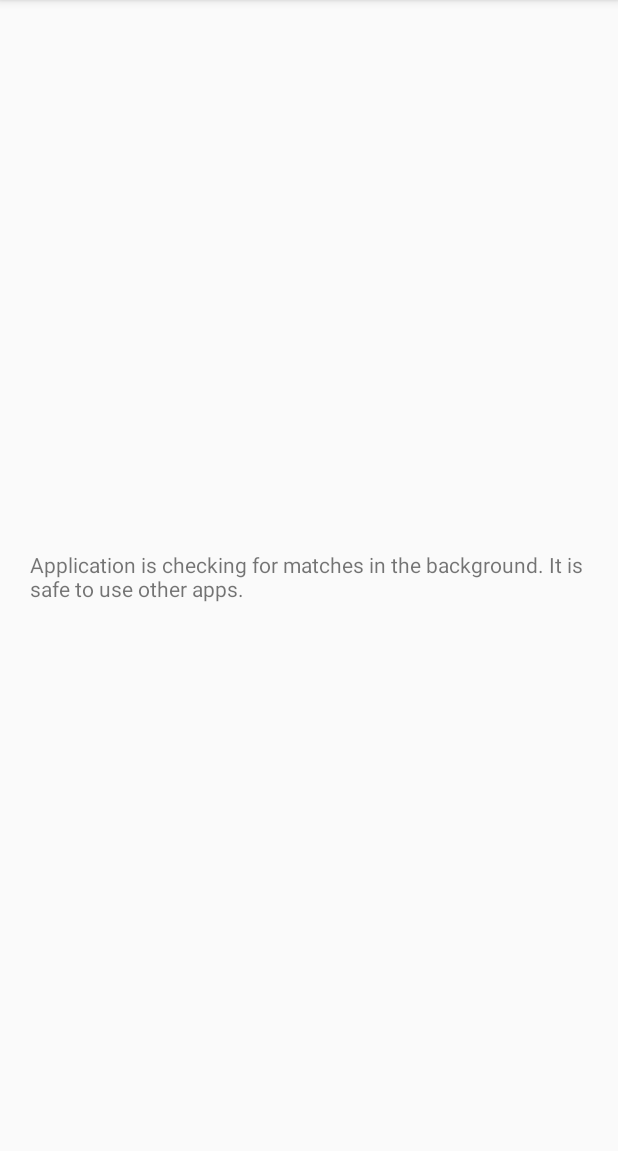
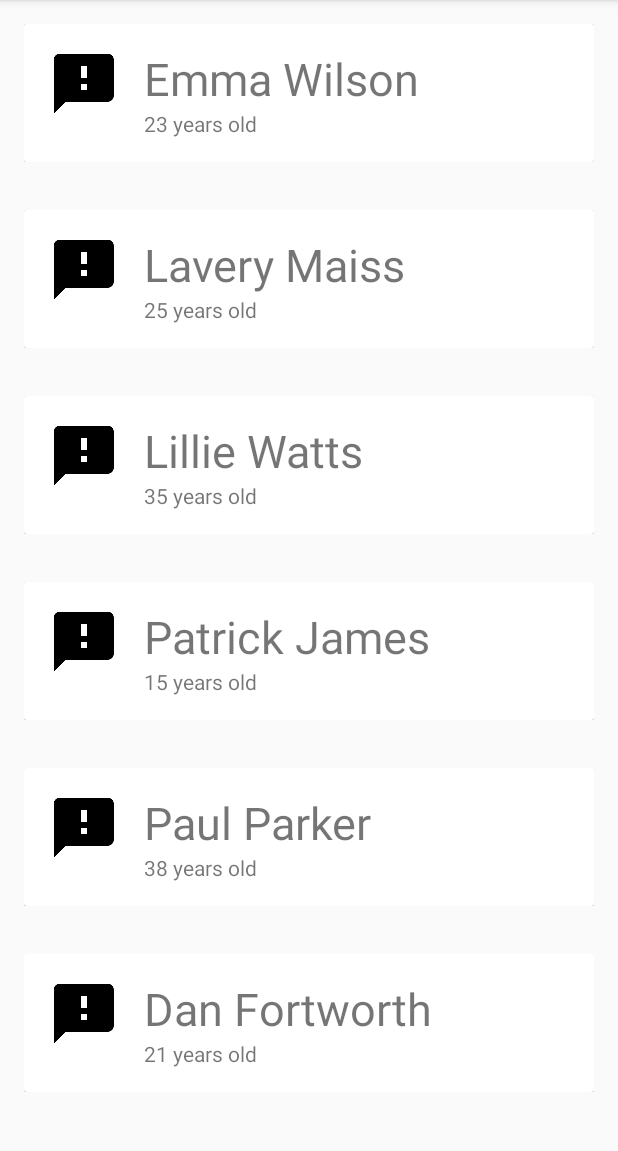
Before and after one commit to prmichaelsen/livebasketball, an Android app: the screen it shows after launch (MainActivity), on a phone screen of 412 x 824 dp, the part 84-1235 px from its top. Run offline under Robolectric (Android 15) with nearby library versions, the phone set to English and light mode, and no system bars.

Commit message:
added recycleview poc

```diff
--- a/android/app/build.gradle
+++ b/android/app/build.gradle
@@ -29,6 +29,8 @@
     compile 'com.android.support.constraint:constraint-layout:1.0.2'
     compile 'com.android.support:design:25.2.0'
     compile 'com.google.android.gms:play-services-gcm:11.0.2'
+    compile 'com.android.support:cardview-v7:25.2.0'
+    compile 'com.android.support:recyclerview-v7:25.2.0'
     testCompile 'junit:junit:4.12'
 }
 
--- a/android/app/src/main/java/com/patrickmichaelsen/livebasketball/MainActivity.java
+++ b/android/app/src/main/java/com/patrickmichaelsen/livebasketball/MainActivity.java
@@ -5,14 +5,20 @@
 import android.support.design.widget.FloatingActionButton;
 import android.support.design.widget.Snackbar;
 import android.support.v7.app.AppCompatActivity;
+import android.support.v7.widget.LinearLayoutManager;
+import android.support.v7.widget.RecyclerView;
 import android.support.v7.widget.Toolbar;
 import android.util.Log;
 import android.view.View;
 import android.view.Menu;
 import android.view.MenuItem;
 
+import java.util.ArrayList;
+import java.util.List;
+
 public class MainActivity extends AppCompatActivity {
 
+    private List<Person> persons;
     @Override
     protected void onCreate(Bundle savedInstanceState) {
         super.onCreate(savedInstanceState);
@@ -22,6 +28,13 @@
 
         Intent i = new Intent(this,RegistrationService.class);
         this.startService(i);
+
+        RecyclerView rv = (RecyclerView)findViewById(R.id.rv);
+        LinearLayoutManager llm = new LinearLayoutManager(getApplicationContext());
+        rv.setLayoutManager(llm);
+        this.initializeData();
+        RVAdapter adapter = new RVAdapter(persons);
+        rv.setAdapter(adapter);
 
         /*
         FloatingActionButton fab = (FloatingActionButton) findViewById(R.id.fab);
@@ -56,4 +69,13 @@
 
         return super.onOptionsItemSelected(item);
     }
+    private void initializeData(){
+        persons = new ArrayList<>();
+        persons.add(new Person("Emma Wilson", "23 years old", R.drawable.ic_feedback_black_48dp));
+        persons.add(new Person("Lavery Maiss", "25 years old", R.drawable.ic_feedback_black_48dp));
+        persons.add(new Person("Lillie Watts", "35 years old", R.drawable.ic_feedback_black_48dp));
+        persons.add(new Person("Patrick James", "15 years old", R.drawable.ic_feedback_black_48dp));
+        persons.add(new Person("Paul Parker", "38 years old", R.drawable.ic_feedback_black_48dp));
+        persons.add(new Person("Dan Fortworth", "21 years old", R.drawable.ic_feedback_black_48dp));
+    }
 }
--- /dev/null
+++ b/android/app/src/main/java/com/patrickmichaelsen/livebasketball/Person.java
@@ -0,0 +1,20 @@
+package com.patrickmichaelsen.livebasketball;
+
+import java.util.ArrayList;
+import java.util.List;
+
+/**
+ * Created by Patrick on 8/20/2017.
+ */
+
+public class Person {
+    String name;
+    String age;
+    int photoId;
+
+    Person(String name, String age, int photoId) {
+        this.name = name;
+        this.age = age;
+        this.photoId = photoId;
+    }
+}
--- /dev/null
+++ b/android/app/src/main/java/com/patrickmichaelsen/livebasketball/RVAdapter.java
@@ -0,0 +1,62 @@
+package com.patrickmichaelsen.livebasketball;
+
+import android.support.v7.widget.CardView;
+import android.support.v7.widget.RecyclerView;
+import android.view.LayoutInflater;
+import android.view.View;
+import android.view.ViewGroup;
+import android.widget.ImageView;
+import android.widget.TextView;
+
+import java.util.List;
+
+/**
+ * Created by Patrick on 8/20/2017.
+ */
+
+public class RVAdapter extends RecyclerView.Adapter<RVAdapter.PersonViewHolder> {
+    List<Person> persons;
+
+    RVAdapter(List<Person> persons){
+        this.persons = persons;
+    }
+
+    @Override
+    public PersonViewHolder onCreateViewHolder(ViewGroup viewGroup, int i) {
+        View v = LayoutInflater.from(viewGroup.getContext()).inflate(R.layout.card_view, viewGroup, false);
+        PersonViewHolder pvh = new PersonViewHolder(v);
+        return pvh;
+    }
+
+    @Override
+    public void onBindViewHolder(PersonViewHolder personViewHolder, int i) {
+        personViewHolder.personName.setText(persons.get(i).name);
+        personViewHolder.personAge.setText(persons.get(i).age);
+        personViewHolder.personPhoto.setImageResource(persons.get(i).photoId);
+    }
+
+    @Override
+    public void onAttachedToRecyclerView(RecyclerView recyclerView) {
+        super.onAttachedToRecyclerView(recyclerView);
+    }
+
+    @Override
+    public int getItemCount() {
+        return persons.size();
+    }
+
+    public static class PersonViewHolder extends RecyclerView.ViewHolder {
+        CardView cv;
+        TextView personName;
+        TextView personAge;
+        ImageView personPhoto;
+
+        PersonViewHolder(View itemView) {
+            super(itemView);
+            cv = (CardView)itemView.findViewById(R.id.cv);
+            personName = (TextView)itemView.findViewById(R.id.person_name);
+            personAge = (TextView)itemView.findViewById(R.id.person_age);
+            personPhoto = (ImageView)itemView.findViewById(R.id.person_photo);
+        }
+    }
+}
--- /dev/null
+++ b/android/app/src/main/res/layout/card_view.xml
@@ -0,0 +1,46 @@
+<?xml version="1.0" encoding="utf-8"?>
+<LinearLayout xmlns:android="http://schemas.android.com/apk/res/android"
+    android:orientation="vertical" android:layout_width="match_parent"
+    android:layout_height="wrap_content"
+    android:padding="16dp"
+    >
+<android.support.v7.widget.CardView
+        android:layout_width="match_parent"
+        android:layout_height="wrap_content"
+        android:id="@+id/cv"
+        >
+
+        <RelativeLayout
+            android:layout_width="match_parent"
+            android:layout_height="wrap_content"
+            android:padding="16dp"
+            >
+
+            <ImageView
+                android:layout_width="wrap_content"
+                android:layout_height="wrap_content"
+                android:id="@+id/person_photo"
+                android:layout_alignParentLeft="true"
+                android:layout_alignParentTop="true"
+                android:layout_marginRight="16dp"
+                />
+
+            <TextView
+                android:layout_width="wrap_content"
+                android:layout_height="wrap_content"
+                android:id="@+id/person_name"
+                android:layout_toRightOf="@+id/person_photo"
+                android:layout_alignParentTop="true"
+                android:textSize="30sp"
+                />
+
+            <TextView
+                android:layout_width="wrap_content"
+                android:layout_height="wrap_content"
+                android:id="@+id/person_age"
+                android:layout_toRightOf="@+id/person_photo"
+                android:layout_below="@+id/person_name"
+                />
+        </RelativeLayout>
+    </android.support.v7.widget.CardView>
+</LinearLayout>
--- a/android/app/src/main/res/layout/content_main.xml
+++ b/android/app/src/main/res/layout/content_main.xml
@@ -8,7 +8,7 @@
     tools:context="com.patrickmichaelsen.livebasketball.MainActivity"
     tools:showIn="@layout/activity_main">
 
-    <TextView
+    <!--TextView
         android:layout_width="wrap_content"
         android:layout_height="wrap_content"
         android:padding="20dp"
@@ -16,6 +16,11 @@
         app:layout_constraintBottom_toBottomOf="parent"
         app:layout_constraintLeft_toLeftOf="parent"
         app:layout_constraintRight_toRightOf="parent"
-        app:layout_constraintTop_toTopOf="parent" />
+        app:layout_constraintTop_toTopOf="parent" /-->
 
+    <android.support.v7.widget.RecyclerView
+        android:layout_width="match_parent"
+        android:layout_height="match_parent"
+        android:id="@+id/rv"
+        />
 </android.support.constraint.ConstraintLayout>
```
